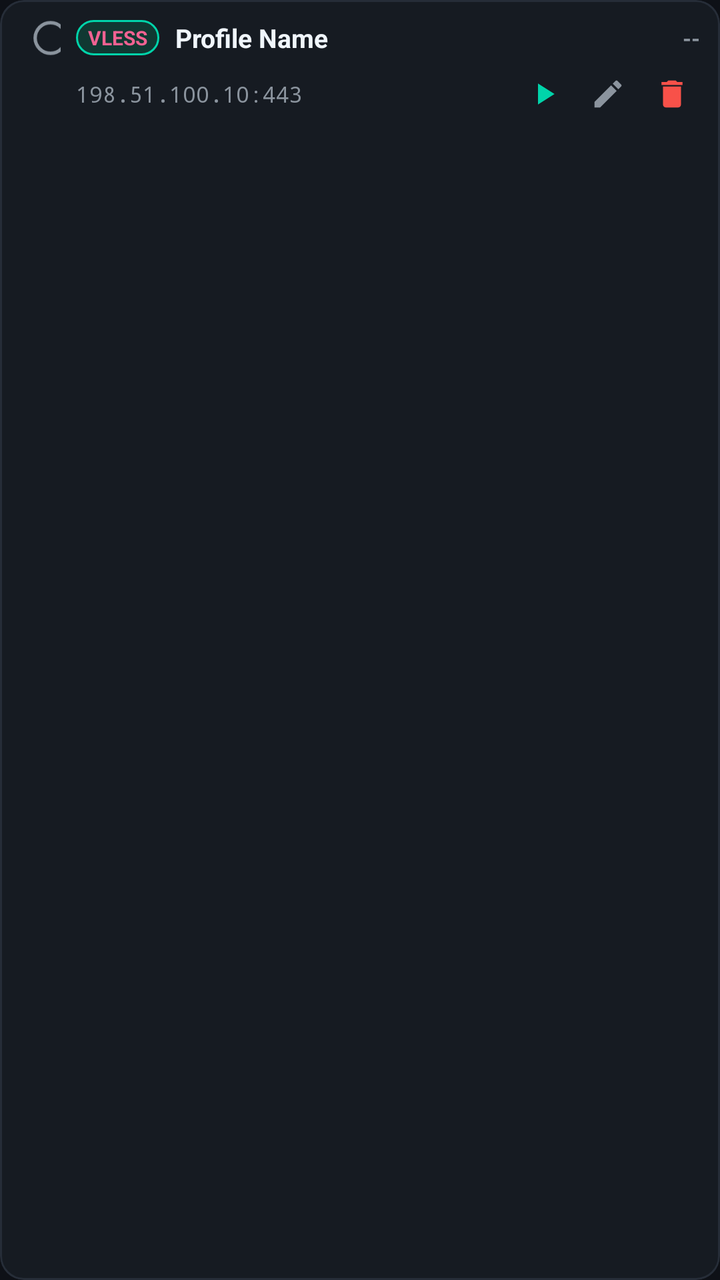
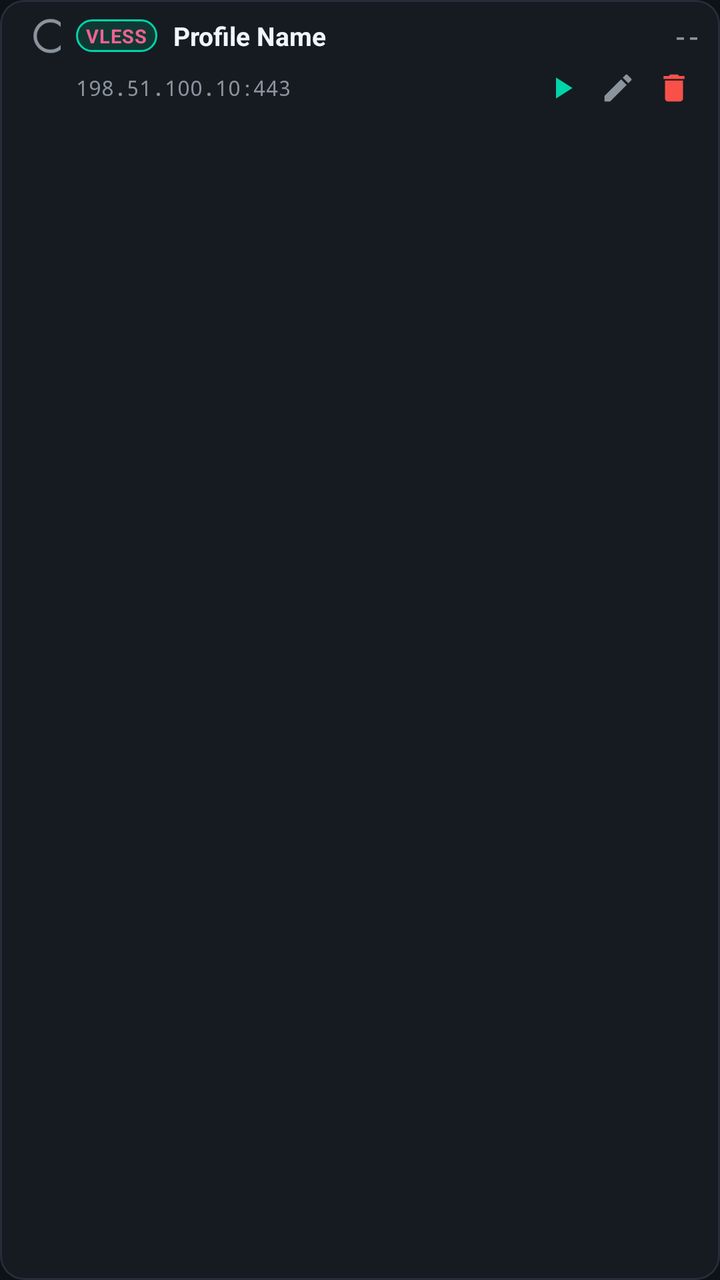

Before-and-after screenshots of an Android layout around one commit, followed by the original layout XML and the change that was made.
<!-- AndroidManifest.xml: application theme Theme.AetherVpn -->
<!-- res/layout/item_singbox_profile.xml -->
<?xml version="1.0" encoding="utf-8"?>
<com.google.android.material.card.MaterialCardView xmlns:android="http://schemas.android.com/apk/res/android"
    xmlns:app="http://schemas.android.com/apk/res-auto"
    android:id="@+id/cardProfileItem"
    style="@style/Widget.Aether.Card"
    android:layout_width="match_parent"
    android:layout_height="wrap_content"
    android:layout_marginBottom="6dp"
    android:clickable="true"
    android:focusable="true"
    app:cardCornerRadius="12dp"
    app:strokeWidth="1dp">

    <LinearLayout
        android:layout_width="match_parent"
        android:layout_height="wrap_content"
        android:orientation="vertical"
        android:paddingHorizontal="10dp"
        android:paddingVertical="8dp">

        
        <LinearLayout
            android:layout_width="match_parent"
            android:layout_height="wrap_content"
            android:gravity="center_vertical"
            android:orientation="horizontal">

            <RadioButton
                android:id="@+id/radioActiveProfile"
                android:layout_width="22dp"
                android:layout_height="22dp"
                android:buttonTint="@color/accent_primary"
                android:minWidth="0dp"
                android:minHeight="0dp"
                android:padding="0dp"
                android:scaleX="0.85"
                android:scaleY="0.85" />

            <TextView
                android:id="@+id/tvProtocolBadge"
                android:layout_width="wrap_content"
                android:layout_height="wrap_content"
                android:layout_marginStart="6dp"
                android:background="@drawable/bg_pill_chain"
                android:paddingHorizontal="6dp"
                android:paddingVertical="2dp"
                android:text="VLESS"
                android:textColor="@color/singbox_accent_light"
                android:textSize="10sp"
                android:textStyle="bold" />

            <TextView
                android:id="@+id/tvProfileName"
                android:layout_width="0dp"
                android:layout_height="wrap_content"
                android:layout_marginStart="8dp"
                android:layout_marginEnd="8dp"
                android:layout_weight="1"
                android:ellipsize="end"
                android:maxLines="1"
                android:text="Profile Name"
                android:textColor="@color/text_primary"
                android:textSize="13sp"
                android:textStyle="bold" />

            <TextView
                android:id="@+id/tvProfilePingBadge"
                android:layout_width="wrap_content"
                android:layout_height="wrap_content"
                android:maxLines="1"
                android:text="--"
                android:textColor="@color/text_secondary"
                android:textSize="11sp"
                android:textStyle="bold" />

            <ImageView
                android:id="@+id/ivProfileTestError"
                android:layout_width="16dp"
                android:layout_height="16dp"
                android:contentDescription="@string/action_test"
                android:src="@drawable/ic_error_24"
                android:visibility="gone"
                app:tint="@color/error_text" />
        </LinearLayout>

        
        <LinearLayout
            android:layout_width="match_parent"
            android:layout_height="wrap_content"
            android:layout_marginTop="4dp"
            android:gravity="center_vertical"
            android:orientation="horizontal">

            <TextView
                android:id="@+id/tvServerPreview"
                android:layout_width="0dp"
                android:layout_height="wrap_content"
                android:layout_marginStart="28dp"
                android:layout_marginEnd="6dp"
                android:layout_weight="1"
                android:ellipsize="end"
                android:fontFamily="monospace"
                android:maxLines="1"
                android:text="198.51.100.10:443"
                android:textColor="@color/text_secondary"
                android:textSize="11sp" />

            <ImageButton
                android:id="@+id/btnTestProfile"
                android:layout_width="28dp"
                android:layout_height="26dp"
                android:background="?attr/selectableItemBackgroundBorderless"
                android:contentDescription="@string/action_test"
                android:padding="4dp"
                android:scaleType="fitCenter"
                android:src="@drawable/ic_play_arrow_24"
                app:tint="@color/accent_primary" />

            <ImageButton
                android:id="@+id/btnEditProfile"
                android:layout_width="28dp"
                android:layout_height="26dp"
                android:layout_marginStart="4dp"
                android:background="?attr/selectableItemBackgroundBorderless"
                android:contentDescription="@string/action_edit_profile"
                android:padding="4dp"
                android:scaleType="fitCenter"
                android:src="@drawable/ic_edit_24"
                app:tint="@color/text_secondary" />

            <ImageButton
                android:id="@+id/btnDeleteProfile"
                android:layout_width="28dp"
                android:layout_height="26dp"
                android:layout_marginStart="4dp"
                android:background="?attr/selectableItemBackgroundBorderless"
                android:contentDescription="@string/action_delete"
                android:padding="4dp"
                android:scaleType="fitCenter"
                android:src="@drawable/ic_delete_24"
                app:tint="@color/error_text" />
        </LinearLayout>
    </LinearLayout>
</com.google.android.material.card.MaterialCardView>
<!-- resources referenced by this layout -->
<resources>
  <color name="accent_primary">#00D4AA</color>
  <color name="error_text">#F85149</color>
  <color name="singbox_accent_light">#F06292</color>
  <color name="text_primary">#F0F6FC</color>
  <color name="text_secondary">#8B949E</color>
  <!-- drawable bg_pill_chain (drawable) -->
  <?xml version="1.0" encoding="utf-8"?>
  <shape xmlns:android="http://schemas.android.com/apk/res/android"
      android:shape="rectangle">
      <solid android:color="@color/accent_primary_container" />
      <corners android:radius="999dp" />
      <stroke
          android:width="1dp"
          android:color="@color/accent_primary" />
  </shape>
  <!-- drawable ic_delete_24 (drawable) -->
  <vector xmlns:android="http://schemas.android.com/apk/res/android"
      android:width="24dp"
      android:height="24dp"
      android:viewportWidth="24"
      android:viewportHeight="24">
      <path
          android:fillColor="#FFFFFF"
          android:pathData="M6,19c0,1.1 0.9,2 2,2h8c1.1,0 2,-0.9 2,-2V7H6v12zM19,4h-3.5l-1,-1h-5l-1,1H5v2h14V4z" />
  </vector>
  <!-- drawable ic_edit_24 (drawable) -->
  <vector xmlns:android="http://schemas.android.com/apk/res/android"
      android:width="24dp"
      android:height="24dp"
      android:viewportWidth="24"
      android:viewportHeight="24">
      <path
          android:fillColor="#FFFFFF"
          android:pathData="M3,17.25V21h3.75L17.81,9.94l-3.75,-3.75L3,17.25zM20.71,7.04c0.39,-0.39 0.39,-1.02 0,-1.41l-2.34,-2.34c-0.39,-0.39 -1.02,-0.39 -1.41,0l-1.83,1.83 3.75,3.75 1.83,-1.83z" />
  </vector>
  <!-- drawable ic_error_24 (drawable) -->
  <vector xmlns:android="http://schemas.android.com/apk/res/android"
      android:width="24dp"
      android:height="24dp"
      android:viewportWidth="24"
      android:viewportHeight="24">
      <path
          android:fillColor="#FFFFFF"
          android:pathData="M12,2C6.48,2 2,6.48 2,12s4.48,10 10,10 10,-4.48 10,-10S17.52,2 12,2zM13,17h-2v-2h2v2zM13,13h-2V7h2v6z" />
  </vector>
  <!-- drawable ic_play_arrow_24 (drawable) -->
  <vector xmlns:android="http://schemas.android.com/apk/res/android"
      android:width="24dp"
      android:height="24dp"
      android:viewportWidth="24"
      android:viewportHeight="24">
      <path
          android:fillColor="#FFFFFF"
          android:pathData="M8,5v14l11,-7z" />
  </vector>
  <string name="action_delete">Delete</string>
  <string name="action_edit_profile">Edit Profile</string>
  <string name="action_test">Test</string>
  <style name="Widget.Aether.Card" parent="Widget.Material3.CardView.Outlined">
          <item name="cardBackgroundColor">@color/card_bg</item>
          <item name="strokeColor">@color/card_border</item>
          <item name="strokeWidth">1dp</item>
          <item name="cardCornerRadius">16dp</item>
          <item name="cardElevation">0dp</item>
      </style>
  <style name="Theme.AetherVpn" parent="Theme.Material3.Dark.NoActionBar">
          <item name="colorPrimary">@color/accent_primary</item>
          <item name="colorOnPrimary">@color/surface_bg</item>
          <item name="colorPrimaryContainer">@color/accent_primary_container</item>
          <item name="colorSecondary">@color/accent_secondary</item>
          <item name="colorOnSecondary">@color/text_primary</item>
          <item name="colorSurface">@color/card_bg</item>
          <item name="colorOnSurface">@color/text_primary</item>
          <item name="colorSurfaceVariant">@color/surface_elevated</item>
          <item name="colorOnSurfaceVariant">@color/text_secondary</item>
          <item name="colorOutline">@color/card_border</item>
          <item name="android:windowBackground">@color/surface_bg</item>
          <item name="android:statusBarColor">@color/surface_bg</item>
          <item name="android:navigationBarColor">@color/card_bg</item>
      </style>
  <color name="accent_primary_container">#103832</color>
  <color name="card_bg">#161B22</color>
  <color name="card_border">#262D38</color>
  <color name="surface_bg">#0E1117</color>
  <color name="accent_secondary">#3B82F6</color>
  <color name="surface_elevated">#1C222B</color>
</resources>

<!-- the commit's change to res/layout/item_singbox_profile.xml (unified diff, before → after) -->
@@ -5,7 +5,7 @@
     style="@style/Widget.Aether.Card"
     android:layout_width="match_parent"
     android:layout_height="wrap_content"
-    android:layout_marginBottom="6dp"
+    android:layout_marginBottom="5dp"
     android:clickable="true"
     android:focusable="true"
     app:cardCornerRadius="12dp"
@@ -16,7 +16,7 @@
         android:layout_height="wrap_content"
         android:orientation="vertical"
         android:paddingHorizontal="10dp"
-        android:paddingVertical="8dp">
+        android:paddingVertical="7dp">
 
         
         <LinearLayout
@@ -42,11 +42,12 @@
                 android:layout_height="wrap_content"
                 android:layout_marginStart="6dp"
                 android:background="@drawable/bg_pill_chain"
-                android:paddingHorizontal="6dp"
-                android:paddingVertical="2dp"
+                android:letterSpacing="0.03"
+                android:paddingHorizontal="5dp"
+                android:paddingVertical="1.5dp"
                 android:text="VLESS"
                 android:textColor="@color/singbox_accent_light"
-                android:textSize="10sp"
+                android:textSize="9.5sp"
                 android:textStyle="bold" />
 
             <TextView
@@ -67,6 +68,7 @@
                 android:id="@+id/tvProfilePingBadge"
                 android:layout_width="wrap_content"
                 android:layout_height="wrap_content"
+                android:fontFamily="monospace"
                 android:maxLines="1"
                 android:text="--"
                 android:textColor="@color/text_secondary"
@@ -87,7 +89,7 @@
         <LinearLayout
             android:layout_width="match_parent"
             android:layout_height="wrap_content"
-            android:layout_marginTop="4dp"
+            android:layout_marginTop="3dp"
             android:gravity="center_vertical"
             android:orientation="horizontal">
 
@@ -103,39 +105,39 @@
                 android:maxLines="1"
                 android:text="198.51.100.10:443"
                 android:textColor="@color/text_secondary"
-                android:textSize="11sp" />
+                android:textSize="10.5sp" />
 
             <ImageButton
                 android:id="@+id/btnTestProfile"
-                android:layout_width="28dp"
-                android:layout_height="26dp"
+                android:layout_width="26dp"
+                android:layout_height="24dp"
                 android:background="?attr/selectableItemBackgroundBorderless"
                 android:contentDescription="@string/action_test"
-                android:padding="4dp"
+                android:padding="3dp"
                 android:scaleType="fitCenter"
                 android:src="@drawable/ic_play_arrow_24"
                 app:tint="@color/accent_primary" />
 
             <ImageButton
                 android:id="@+id/btnEditProfile"
-                android:layout_width="28dp"
-                android:layout_height="26dp"
-                android:layout_marginStart="4dp"
+                android:layout_width="26dp"
+                android:layout_height="24dp"
+                android:layout_marginStart="2dp"
                 android:background="?attr/selectableItemBackgroundBorderless"
                 android:contentDescription="@string/action_edit_profile"
-                android:padding="4dp"
+                android:padding="3dp"
                 android:scaleType="fitCenter"
                 android:src="@drawable/ic_edit_24"
                 app:tint="@color/text_secondary" />
 
             <ImageButton
                 android:id="@+id/btnDeleteProfile"
-                android:layout_width="28dp"
-                android:layout_height="26dp"
-                android:layout_marginStart="4dp"
+                android:layout_width="26dp"
+                android:layout_height="24dp"
+                android:layout_marginStart="2dp"
                 android:background="?attr/selectableItemBackgroundBorderless"
                 android:contentDescription="@string/action_delete"
-                android:padding="4dp"
+                android:padding="3dp"
                 android:scaleType="fitCenter"
                 android:src="@drawable/ic_delete_24"
                 app:tint="@color/error_text" />
